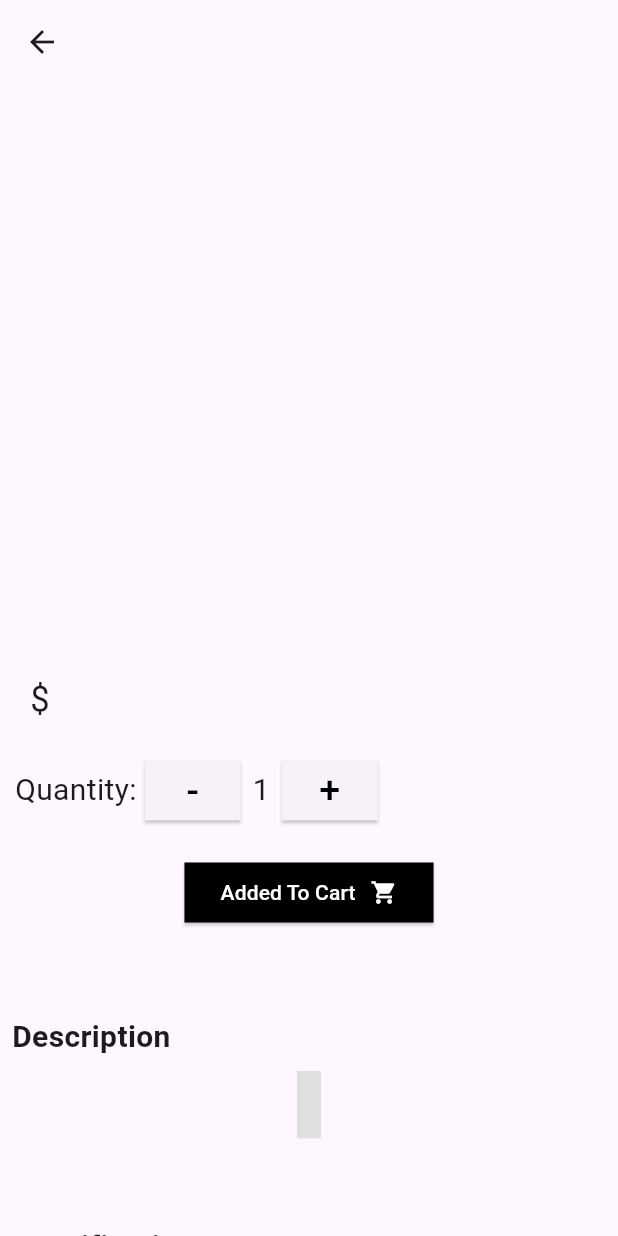
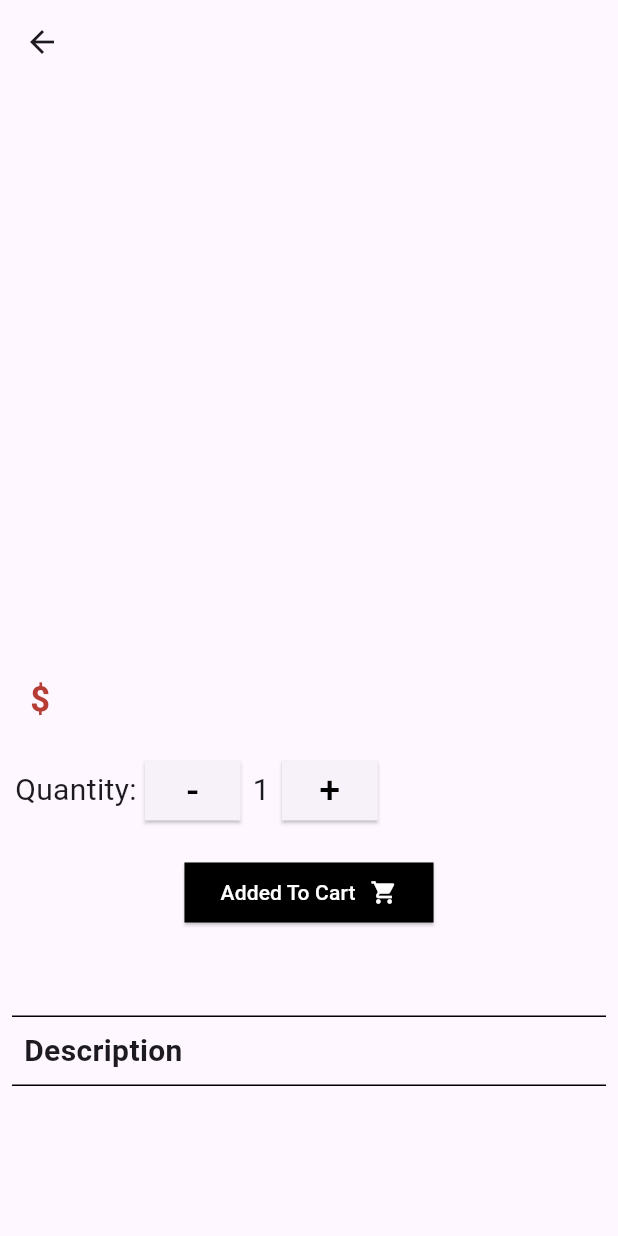
Before and after one commit to Jubril7/WatchHub, a Flutter app: the WatchDetail screen opened directly with empty values, on a phone screen of 412 x 824 dp. Run offline on Flutter 3.47's test engine with Material 3 defaults, Android fonts, the light colour scheme and no system bars; our stand-ins replace cloud_firestore, firebase_auth, firebase_core, flutter_rating_bar, flutter_spinkit, full_screen_image; accounts and stored records are empty; network calls fail.

Commit message:
some ui changes

```diff
--- a/lib/screens/home/watch_detail.dart
+++ b/lib/screens/home/watch_detail.dart
@@ -95,7 +95,10 @@ class _WatchDetailState extends State<WatchDetail> {
                 width: double.maxFinite,
                 child: Text(
                   "\$${watch.price!}",
-                  style: TextStyle(fontSize: 23.0),
+                  style: const TextStyle(
+                      fontSize: 23.0,
+                      fontWeight: FontWeight.bold,
+                      color: Color.fromARGB(255, 181, 61, 53)),
                 ),
               ),
             ),
@@ -196,17 +199,24 @@ class _WatchDetailState extends State<WatchDetail> {
             const SizedBox(
               height: 50,
             ),
-            const SizedBox(
+            Padding(
+              padding: const EdgeInsets.all(8.0),
+              child: Container(
+                  decoration: const BoxDecoration(
+                      border: Border(
+                          top: BorderSide(color: Colors.black),
+                          bottom: BorderSide(color: Colors.black))),
                   width: double.maxFinite,
                   child: const Padding(
                     padding: EdgeInsets.all(8.0),
                     child: Text(
                       "Description",
-                    style: TextStyle(fontSize: 20, fontWeight: FontWeight.bold),
+                      style:
+                          TextStyle(fontSize: 20, fontWeight: FontWeight.bold),
                     ),
                   )),
+            ),
             Container(
-              color: Colors.grey[300],
               child: Column(
                 children: [
                   Padding(
@@ -222,15 +232,23 @@ class _WatchDetailState extends State<WatchDetail> {
             const SizedBox(
               height: 50,
             ),
-            Container(
+            Padding(
+              padding: const EdgeInsets.all(8.0),
+              child: Container(
+                  decoration: const BoxDecoration(
+                      border: Border(
+                          top: BorderSide(color: Colors.black),
+                          bottom: BorderSide(color: Colors.black))),
                   width: double.maxFinite,
                   child: const Padding(
                     padding: EdgeInsets.all(8.0),
                     child: Text(
                       "Specifications",
-                    style: TextStyle(fontSize: 20, fontWeight: FontWeight.bold),
+                      style:
+                          TextStyle(fontSize: 20, fontWeight: FontWeight.bold),
                     ),
                   )),
+            ),
             Container(
               width: double.maxFinite,
               child: Padding(
@@ -279,15 +297,23 @@ class _WatchDetailState extends State<WatchDetail> {
             const SizedBox(
               height: 50,
             ),
-            Container(
+            Padding(
+              padding: const EdgeInsets.all(8.0),
+              child: Container(
+                  decoration: const BoxDecoration(
+                      border: Border(
+                          top: BorderSide(color: Colors.black),
+                          bottom: BorderSide(color: Colors.black))),
                   width: double.maxFinite,
                   child: const Padding(
                     padding: EdgeInsets.all(8.0),
                     child: Text(
                       "Reviews",
-                    style: TextStyle(fontSize: 20, fontWeight: FontWeight.bold),
+                      style:
+                          TextStyle(fontSize: 20, fontWeight: FontWeight.bold),
                     ),
                   )),
+            ),
             SizedBox(
               width: double.maxFinite,
               child: Padding(
```
Lines whose indentation alone changed are shown as unchanged.
